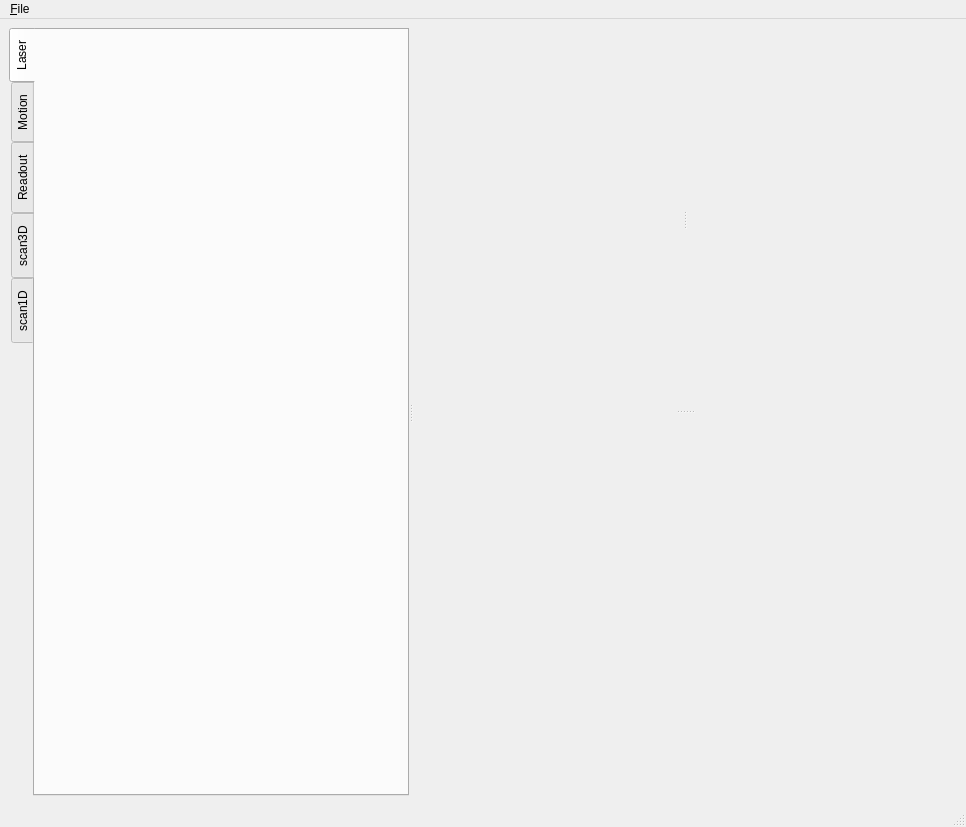
Before: the Qt Designer form microV.ui in xkronosua/microV, drawn with Qt 5.
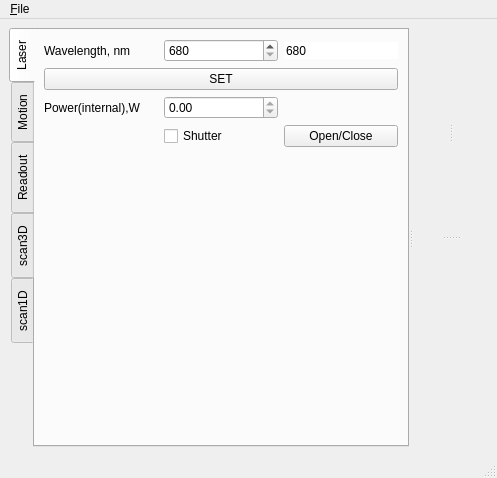
After: the same form once the commit is applied. The open tabs and pages were chosen to show the change.

Commit message: laser control

The edit to the form file:
```diff
--- a/microV.ui
+++ b/microV.ui
@@ -6,8 +6,8 @@
    <rect>
     <x>0</x>
     <y>0</y>
-    <width>966</width>
-    <height>827</height>
+    <width>497</width>
+    <height>471</height>
    </rect>
   </property>
   <property name="windowTitle">
@@ -37,6 +37,95 @@
         <attribute name="title">
          <string>Laser</string>
         </attribute>
+        <layout class="QGridLayout" name="gridLayout_11">
+         <item row="1" column="0" colspan="3">
+          <widget class="QPushButton" name="laserSetWavelength">
+           <property name="text">
+            <string>SET</string>
+           </property>
+          </widget>
+         </item>
+         <item row="2" column="1">
+          <widget class="QDoubleSpinBox" name="laserPower_internal">
+           <property name="readOnly">
+            <bool>true</bool>
+           </property>
+          </widget>
+         </item>
+         <item row="0" column="0">
+          <widget class="QLabel" name="label_15">
+           <property name="text">
+            <string>Wavelength, nm</string>
+           </property>
+          </widget>
+         </item>
+         <item row="6" column="0">
+          <spacer name="verticalSpacer">
+           <property name="orientation">
+            <enum>Qt::Vertical</enum>
+           </property>
+           <property name="sizeHint" stdset="0">
+            <size>
+             <width>20</width>
+             <height>40</height>
+            </size>
+           </property>
+          </spacer>
+         </item>
+         <item row="3" column="2">
+          <widget class="QPushButton" name="laserSetShutter">
+           <property name="text">
+            <string>Open/Close</string>
+           </property>
+           <property name="checkable">
+            <bool>false</bool>
+           </property>
+          </widget>
+         </item>
+         <item row="0" column="1">
+          <widget class="QSpinBox" name="laserWavelength_to_set">
+           <property name="minimum">
+            <number>680</number>
+           </property>
+           <property name="maximum">
+            <number>1300</number>
+           </property>
+          </widget>
+         </item>
+         <item row="2" column="0">
+          <widget class="QLabel" name="label_16">
+           <property name="text">
+            <string>Power(internal),W</string>
+           </property>
+          </widget>
+         </item>
+         <item row="3" column="1">
+          <widget class="QCheckBox" name="laserShutter">
+           <property name="text">
+            <string>Shutter</string>
+           </property>
+          </widget>
+         </item>
+         <item row="0" column="2">
+          <widget class="QSpinBox" name="laserWavelength">
+           <property name="frame">
+            <bool>false</bool>
+           </property>
+           <property name="readOnly">
+            <bool>true</bool>
+           </property>
+           <property name="buttonSymbols">
+            <enum>QAbstractSpinBox::NoButtons</enum>
+           </property>
+           <property name="minimum">
+            <number>680</number>
+           </property>
+           <property name="maximum">
+            <number>1300</number>
+           </property>
+          </widget>
+         </item>
+        </layout>
        </widget>
        <widget class="QWidget" name="Motion">
         <attribute name="title">
@@ -1455,7 +1544,7 @@
     <rect>
      <x>0</x>
      <y>0</y>
-     <width>966</width>
+     <width>497</width>
      <height>21</height>
     </rect>
    </property>
```
Left out of the diff: 10 changed lines with no effect on the pictures. The commit also changes 6 other files.
